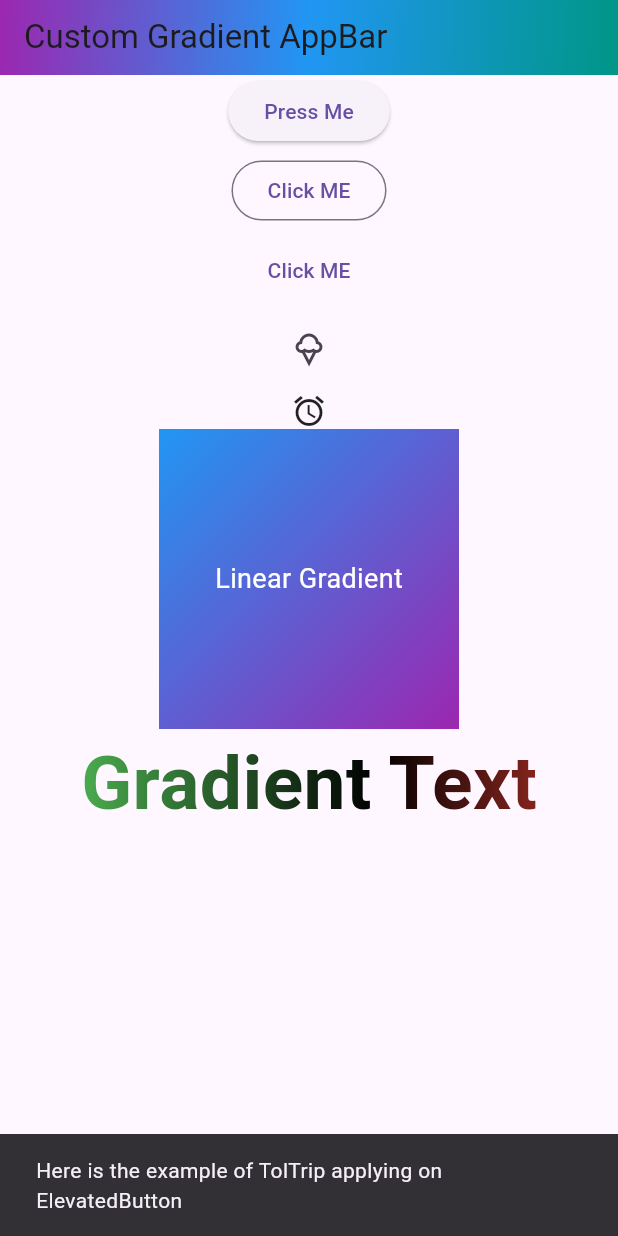
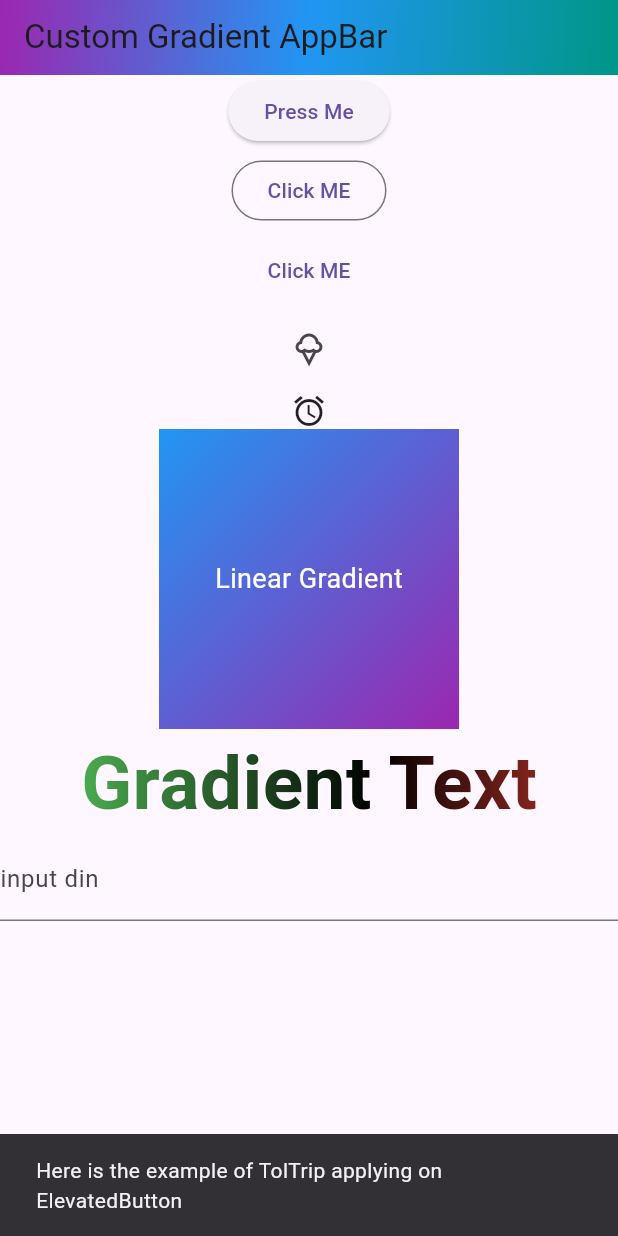
Before and after one commit to alkawsar1030/Flutter2025, a Flutter app: the screen it shows after launch, after a tap on "Press Me", on a phone screen of 412 x 824 dp. Run offline on Flutter 3.47's test engine with Material 3 defaults, Android fonts, the phone set to English and light mode, and no system bars.

Commit message:
Example of TextFromField and adjusted functin , lebel Text, onField Submitted function,

```diff
--- a/lib/main.dart
+++ b/lib/main.dart
@@ -129,13 +129,21 @@ class Homepage extends StatelessWidget {
                   ).createShader(Rect.fromLTWH(50, 0, 400, 10)),
               ),
             ),
+
+            TextFormField(
+              decoration: InputDecoration(labelText: 'input din'),
+
+              onFieldSubmitted: (value) {
+                showSnack(context, value);
+              },
+            ),
           ],
         ),
       ),
     );
   }
 
-  void showSnack(BuildContext ctx, String msg) {
-    ScaffoldMessenger.of(ctx).showSnackBar(SnackBar(content: Text(msg)));
+  void showSnack(BuildContext context, String msg) {
+    ScaffoldMessenger.of(context).showSnackBar(SnackBar(content: Text(msg)));
   }
 }
```
